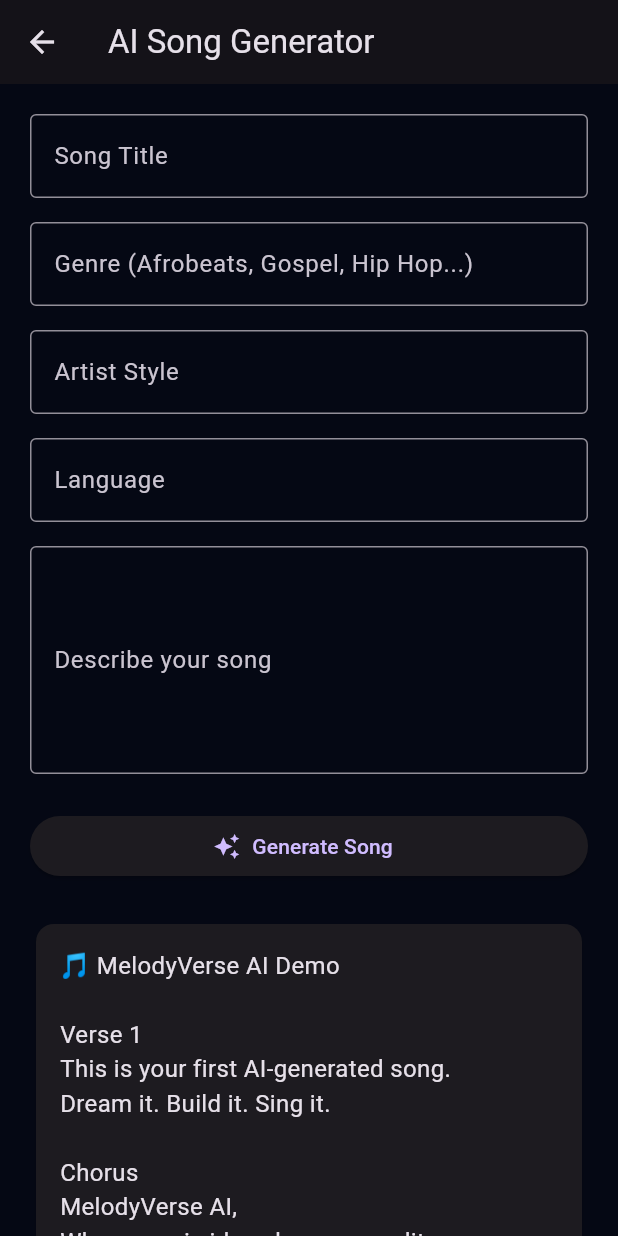
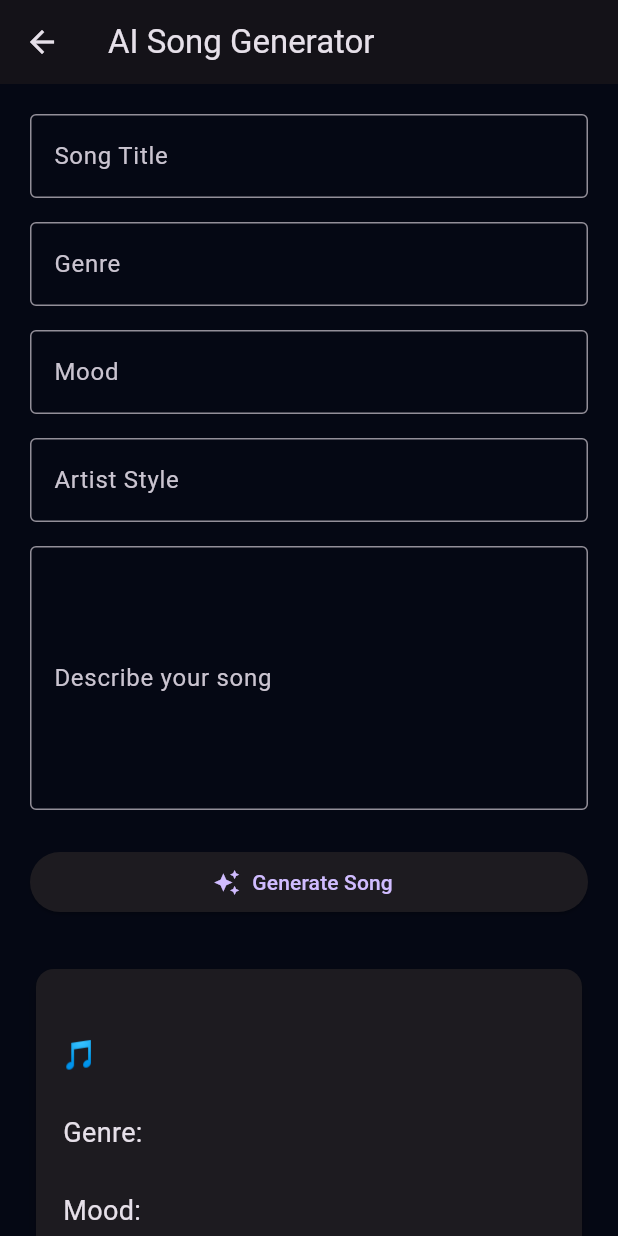
Before and after one commit to nickycyrus254/music254, a Flutter app: the SongGeneratorPage screen opened directly, after a tap on "Generate Song", on a phone screen of 412 x 824 dp. Run offline on Flutter 3.47's test engine with Material 3 defaults, Android fonts, the phone set to English and light mode, and no system bars.

Commit message:
Update song_generator_page.dart

```diff
--- a/lib/song_generator_page.dart
+++ b/lib/song_generator_page.dart
@@ -8,7 +8,14 @@ class SongGeneratorPage extends StatefulWidget {
 }
 
 class _SongGeneratorPageState extends State<SongGeneratorPage> {
-  String generatedLyrics = "";
+
+  final titleController = TextEditingController();
+  final genreController = TextEditingController();
+  final moodController = TextEditingController();
+  final artistController = TextEditingController();
+  final promptController = TextEditingController();
+
+  String lyrics = "";
 
   @override
   Widget build(BuildContext context) {
@@ -19,88 +26,111 @@ class _SongGeneratorPageState extends State<SongGeneratorPage> {
       body: ListView(
         padding: const EdgeInsets.all(20),
         children: [
+
           TextField(
+            controller: titleController,
             decoration: const InputDecoration(
               labelText: "Song Title",
               border: OutlineInputBorder(),
             ),
           ),
 
-          const SizedBox(height: 16),
+          const SizedBox(height:16),
 
           TextField(
+            controller: genreController,
             decoration: const InputDecoration(
-              labelText: "Genre (Afrobeats, Gospel, Hip Hop...)",
+              labelText: "Genre",
               border: OutlineInputBorder(),
             ),
           ),
 
-          const SizedBox(height: 16),
+          const SizedBox(height:16),
 
           TextField(
+            controller: moodController,
+            decoration: const InputDecoration(
+              labelText: "Mood",
+              border: OutlineInputBorder(),
+            ),
+          ),
+
+          const SizedBox(height:16),
+
+          TextField(
+            controller: artistController,
             decoration: const InputDecoration(
               labelText: "Artist Style",
               border: OutlineInputBorder(),
             ),
           ),
 
-          const SizedBox(height: 16),
+          const SizedBox(height:16),
 
           TextField(
+            controller: promptController,
+            maxLines:6,
             decoration: const InputDecoration(
-              labelText: "Language",
+              labelText: "Describe your song",
               border: OutlineInputBorder(),
             ),
           ),
 
-          const SizedBox(height: 16),
+          const SizedBox(height:24),
 
-          TextField(
-            maxLines: 5,
-            decoration: const InputDecoration(
-              labelText: "Describe your song",
-              hintText: "Example: A romantic Afrobeat song in Swahili...",
-              border: OutlineInputBorder(),
-            ),
+          ElevatedButton.icon(
+            icon: const Icon(Icons.auto_awesome),
+            label: const Text("Generate Song"),
+            onPressed: (){
+
+              setState(() {
+
+                lyrics = """
+
+🎵 ${titleController.text}
+
+Genre: ${genreController.text}
+
+Mood: ${moodController.text}
+
+Inspired by: ${artistController.text}
+
+
+Verse 1
+
+${promptController.text}
+
+This is where the real AI will generate complete lyrics.
+
+
+Chorus
+
+MelodyVerse AI
+
+Where music ideas become reality.
+
+""";
+
+              });
+
+            },
           ),
 
-          const SizedBox(height: 24),
+          const SizedBox(height:30),
 
-          SizedBox(
-            width: double.infinity,
-            child: ElevatedButton.icon(
-              onPressed: () {
-                setState(() {
-                  generatedLyrics = '''
-🎵 MelodyVerse AI Demo
+          if(lyrics.isNotEmpty)
 
-Verse 1
-This is your first AI-generated song.
-Dream it. Build it. Sing it.
-
-Chorus
-MelodyVerse AI,
-Where music ideas become reality.
-''';
-                });
-              },
-              icon: const Icon(Icons.auto_awesome),
-              label: const Text("Generate Song"),
-            ),
-          ),
-
-          const SizedBox(height: 24),
-
-          if (generatedLyrics.isNotEmpty)
             Card(
+              elevation:4,
               child: Padding(
-                padding: const EdgeInsets.all(16),
+                padding: const EdgeInsets.all(18),
                 child: Text(
-                  generatedLyrics,
-                  style: const TextStyle(fontSize: 16),
+                  lyrics,
+                  style: const TextStyle(fontSize:18),
                 ),
               ),
-            ),
+            )
+
         ],
       ),
     );
```
